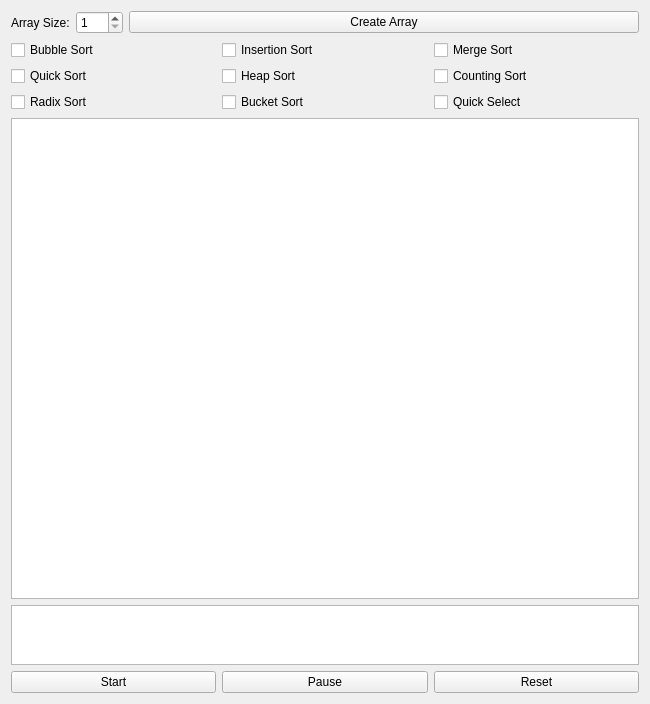
Above: widget.ui from NateJoshuaSmith/Algorithms before the change. Below: the same form after it.
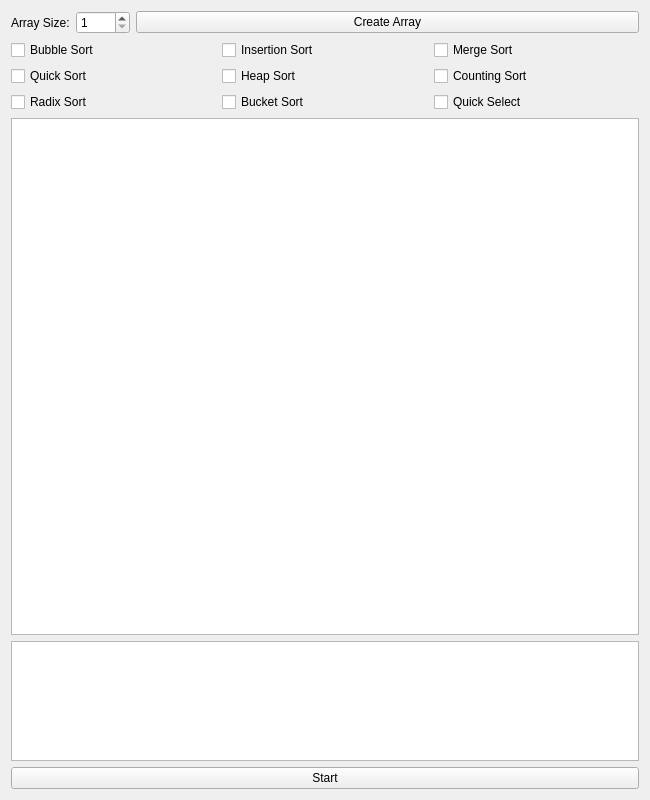
That is the form after the change.

What changed in the file:
```diff
--- a/widget.ui
+++ b/widget.ui
@@ -7,7 +7,7 @@
     <x>0</x>
     <y>0</y>
     <width>650</width>
-    <height>704</height>
+    <height>800</height>
    </rect>
   </property>
   <property name="minimumSize">
@@ -19,7 +19,7 @@
   <property name="maximumSize">
    <size>
     <width>650</width>
-    <height>60</height>
+    <height>800</height>
    </size>
   </property>
   <property name="windowTitle">
@@ -53,7 +53,7 @@
         <number>1</number>
        </property>
        <property name="maximum">
-        <number>100</number>
+        <number>5000</number>
        </property>
       </widget>
      </item>
@@ -168,7 +168,7 @@
      <property name="maximumSize">
       <size>
        <width>632</width>
-       <height>60</height>
+       <height>120</height>
       </size>
      </property>
      <property name="readOnly">
@@ -195,20 +195,6 @@
        </property>
       </widget>
      </item>
-     <item>
-      <widget class="QPushButton" name="pause_button">
-       <property name="text">
-        <string>Pause</string>
-       </property>
-      </widget>
-     </item>
-     <item>
-      <widget class="QPushButton" name="reset_button">
-       <property name="text">
-        <string>Reset</string>
-       </property>
-      </widget>
-     </item>
     </layout>
    </item>
   </layout>
```
